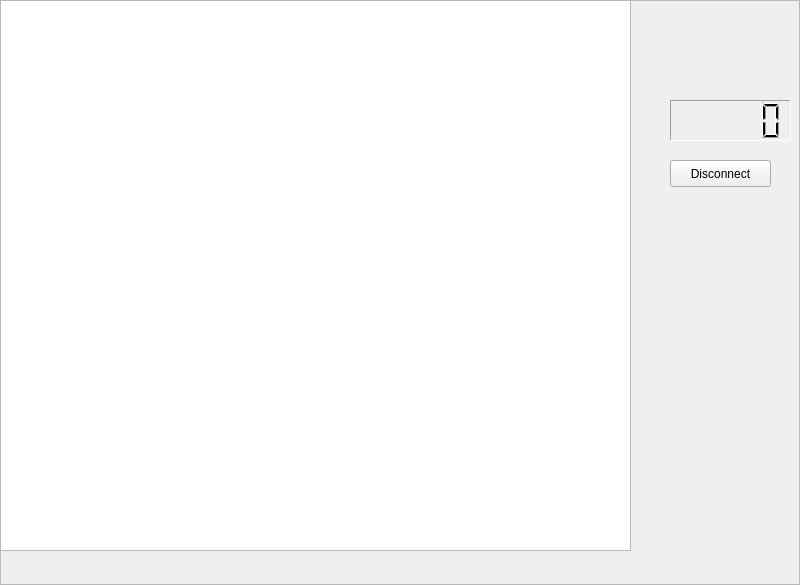
contremaitre/BomberDude, file gui/ui/GameFrame.ui: the form before one commit.
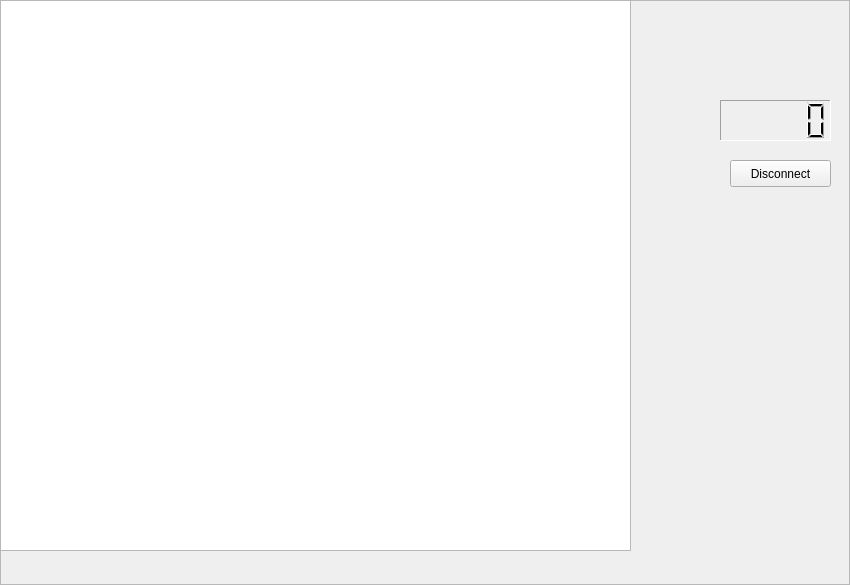
The form after the commit.

```diff
--- a/gui/ui/GameFrame.ui
+++ b/gui/ui/GameFrame.ui
@@ -6,7 +6,7 @@
    <rect>
     <x>0</x>
     <y>0</y>
-    <width>800</width>
+    <width>850</width>
     <height>585</height>
    </rect>
   </property>
@@ -22,7 +22,7 @@
   <widget class="QWidget" name="IpStatHolder" native="true">
    <property name="geometry">
     <rect>
-     <x>670</x>
+     <x>710</x>
      <y>10</y>
      <width>120</width>
      <height>80</height>
@@ -35,9 +35,9 @@
    </property>
    <property name="geometry">
     <rect>
-     <x>670</x>
+     <x>720</x>
      <y>100</y>
-     <width>121</width>
+     <width>111</width>
      <height>41</height>
     </rect>
    </property>
@@ -54,7 +54,7 @@
   <widget class="QPushButton" name="disconnectGameButton">
    <property name="geometry">
     <rect>
-     <x>670</x>
+     <x>730</x>
      <y>160</y>
      <width>101</width>
      <height>27</height>
@@ -68,9 +68,9 @@
    <property name="geometry">
     <rect>
      <x>640</x>
-     <y>220</y>
-     <width>150</width>
-     <height>200</height>
+     <y>200</y>
+     <width>210</width>
+     <height>250</height>
     </rect>
    </property>
   </widget>
```
